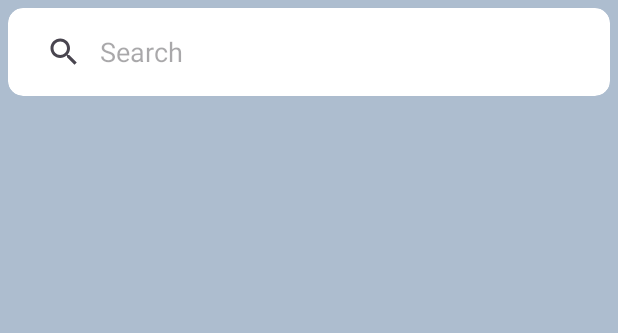
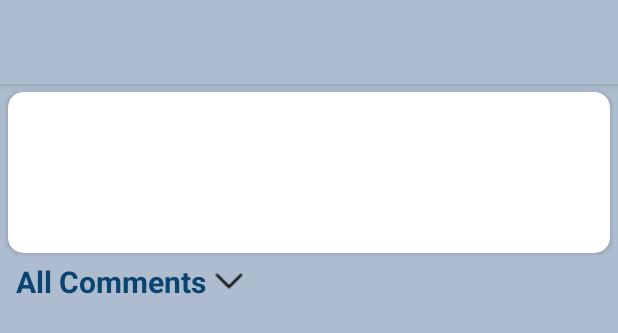
Before and after one commit to MohMohHtun/JourneyTest, an Android app: the layout activity_comment.xml on its own in the app's theme, with its tools: preview values and no code run, on a phone screen of 412 x 824 dp. Shown: the top 333 px of the screen. Run offline under Robolectric (Android 15) with nearby library versions, the phone set to English and light mode, and no system bars.

Commit message:
Updated Comments View

```diff
--- a/app/src/main/java/com/moh/journeytest/ui/MainActivity.kt
+++ b/app/src/main/java/com/moh/journeytest/ui/MainActivity.kt
@@ -99,9 +99,9 @@ class MainActivity : AppCompatActivity() {
             // Item click listener, navigate to DetailActivity
             val intent = Intent(this, CommentActivity::class.java)
             intent.putExtra(
-                "postId",
-                post.id
-            )  // Pass the clicked post's id to the comment detail view
+                "post",
+                post
+            )  // Pass the clicked post object to the comment detail view
             startActivity(intent)
         }
 
--- a/app/src/main/res/layout/activity_comment.xml
+++ b/app/src/main/res/layout/activity_comment.xml
@@ -7,27 +7,17 @@
     android:background="@color/bg_color"
     tools:context=".ui.CommentActivity">
 
-    <androidx.cardview.widget.CardView
-        android:id="@+id/searchCardView"
+    <!-- Add the Toolbar -->
+    <androidx.appcompat.widget.Toolbar
+        android:id="@+id/toolbar"
         android:layout_width="match_parent"
         android:layout_height="wrap_content"
-        android:layout_margin="5dp"
-        android:background="@color/white"
-        app:cardCornerRadius="10dp"
+        android:background="@color/bg_color"
+        android:elevation="4dp"
+        android:theme="@style/ThemeOverlay.AppCompat.Dark.ActionBar"
         app:layout_constraintEnd_toEndOf="parent"
         app:layout_constraintStart_toStartOf="parent"
-        app:layout_constraintTop_toTopOf="parent">
-
-        <androidx.appcompat.widget.SearchView
-            android:id="@+id/searchView"
-            android:layout_width="match_parent"
-            android:layout_height="wrap_content"
-            android:layout_margin="5dp"
-            android:background="@color/white"
-            app:iconifiedByDefault="false"
-            app:queryBackground="@color/white"
-            app:queryHint="@string/search" />
-    </androidx.cardview.widget.CardView>
+        app:layout_constraintTop_toTopOf="parent" />
 
     <ProgressBar
         android:id="@+id/progressBar"
@@ -53,14 +43,70 @@
         app:layout_constraintStart_toStartOf="parent"
         app:layout_constraintTop_toBottomOf="@+id/progressBar" />
 
+    <androidx.cardview.widget.CardView
+        android:id="@+id/postCV"
+        android:layout_width="match_parent"
+        android:layout_height="wrap_content"
+        android:layout_margin="5dp"
+        app:cardCornerRadius="10dp"
+        app:layout_constraintEnd_toEndOf="parent"
+        app:layout_constraintStart_toStartOf="parent"
+        app:layout_constraintTop_toBottomOf="@+id/toolbar">
+
+        <LinearLayout
+            android:layout_width="match_parent"
+            android:layout_height="wrap_content"
+            android:orientation="vertical"
+            android:padding="15dp">
+
+            <TextView
+                android:id="@+id/userIdTV"
+                android:layout_width="wrap_content"
+                android:layout_height="wrap_content"
+                android:textColor="@color/title"
+                android:textSize="20sp"
+                android:textStyle="bold" /> <!-- Bind the title -->
+
+            <TextView
+                android:id="@+id/titleTV"
+                android:layout_width="wrap_content"
+                android:layout_height="wrap_content"
+                android:textColor="@color/title"
+                android:textSize="20sp"
+                android:textStyle="bold" />
+
+            <TextView
+                android:id="@+id/bodyTV"
+                android:layout_width="wrap_content"
+                android:layout_height="wrap_content"
+                android:textColor="@color/body"
+                android:textSize="16sp" />
+        </LinearLayout>
+    </androidx.cardview.widget.CardView>
+
+    <TextView
+        android:id="@+id/listTV"
+        android:layout_width="wrap_content"
+        android:layout_height="wrap_content"
+        android:layout_margin="5dp"
+        android:drawableRight="@drawable/dropdown"
+        android:drawablePadding="5dp"
+        android:text="@string/cmt_list"
+        android:textColor="@color/title"
+        android:textSize="20sp"
+        android:textStyle="bold"
+        app:layout_constraintStart_toStartOf="@+id/postCV"
+        app:layout_constraintTop_toBottomOf="@+id/postCV" />
+
     <androidx.recyclerview.widget.RecyclerView
         android:id="@+id/comment_rv"
         android:layout_width="0dp"
         android:layout_height="0dp"
+        android:layout_marginTop="10dp"
         android:layout_marginBottom="10dp"
         app:layout_constraintBottom_toBottomOf="parent"
         app:layout_constraintEnd_toEndOf="parent"
         app:layout_constraintStart_toStartOf="parent"
-        app:layout_constraintTop_toBottomOf="@+id/searchCardView" />
+        app:layout_constraintTop_toBottomOf="@+id/listTV" />
 
 </androidx.constraintlayout.widget.ConstraintLayout>
--- a/app/src/main/res/values/strings.xml
+++ b/app/src/main/res/values/strings.xml
@@ -2,4 +2,6 @@
     <string name="app_name">JourneyTest</string>
     <string name="search">Search</string>
     <string name="search_cmt">Search Comments</string>
+    <string name="cmt_list">All Comments </string>
+    <string name="userId">User Id : </string>
 </resources>
--- a/app/src/main/res/values/themes.xml
+++ b/app/src/main/res/values/themes.xml
@@ -1,5 +1,9 @@
 <?xml version="1.0" encoding="utf-8"?>
 <resources>
 
-    <style name="Theme.JourneyTest" parent="Theme.Material3.Light.NoActionBar" />
+    <style name="Theme.JourneyTest" parent="Theme.AppCompat.Light.NoActionBar">
+        <item name="titleTextColor">@color/black</item>
+        <item name="navigationIconTint">@color/black</item>
+        <item name="android:homeAsUpIndicator">@drawable/ic_back</item>
+    </style>
 </resources>
```
Also changed, not shown: app/src/main/java/com/moh/journeytest/model/Post.kt (+34 -1 lines), app/src/main/java/com/moh/journeytest/ui/CommentActivity.kt (+83 -13 lines), app/src/main/res/menu/menu_comment.xml (added, +9 -0 lines), app/src/main/res/drawable/dropdown.png (added), app/src/main/res/drawable/ic_back.png (added), app/src/main/res/drawable/ic_search.png (added).
